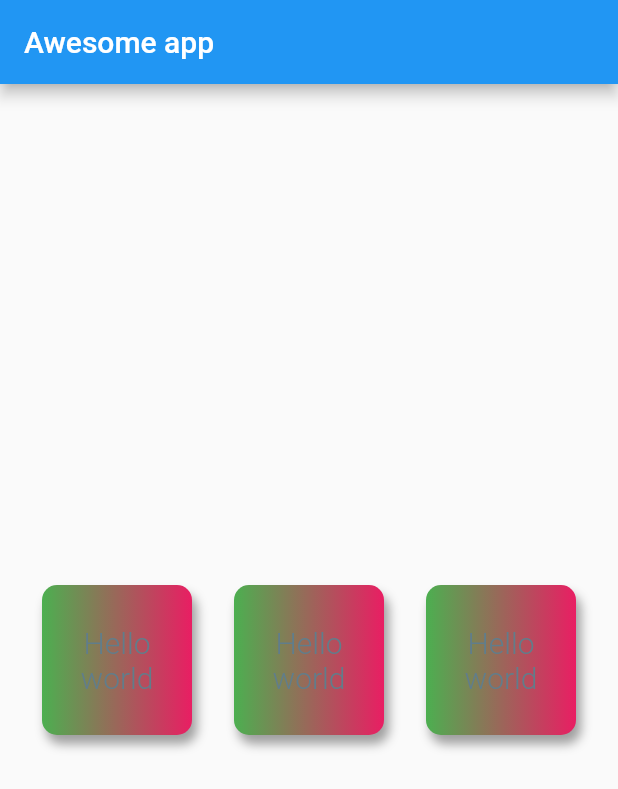
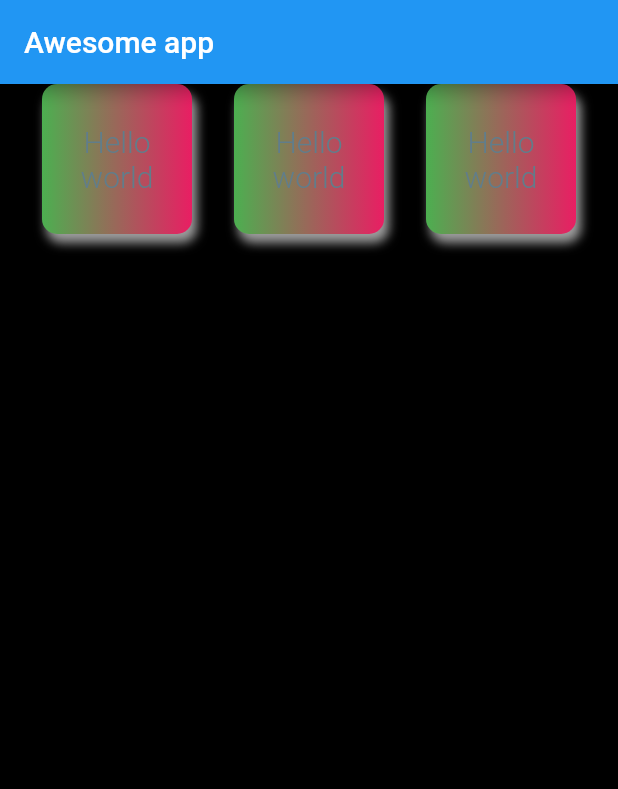
Before and after one commit to sarabpreet992/flutter-project, a Flutter app: the screen it shows after launch, on a phone screen of 412 x 824 dp. Shown: the top 789 px of the screen. Run offline on Flutter 3.47's test engine with Material 2 defaults, Android fonts, the phone set to English and light mode, and no system bars.

Commit message:
flutter rows

```diff
--- a/lib/main.dart
+++ b/lib/main.dart
@@ -14,7 +14,10 @@ class Homepage extends StatelessWidget {
       appBar: AppBar(
         title: Text("Awesome app"),
       ),
-      body: Center(
+      body: Container(
+        color: Colors.black,
+        width: MediaQuery.of(context).size.width,
+        height: MediaQuery.of(context).size.height,
         child: Row(
           mainAxisAlignment: MainAxisAlignment.spaceEvenly,
           crossAxisAlignment: CrossAxisAlignment.start,
```
